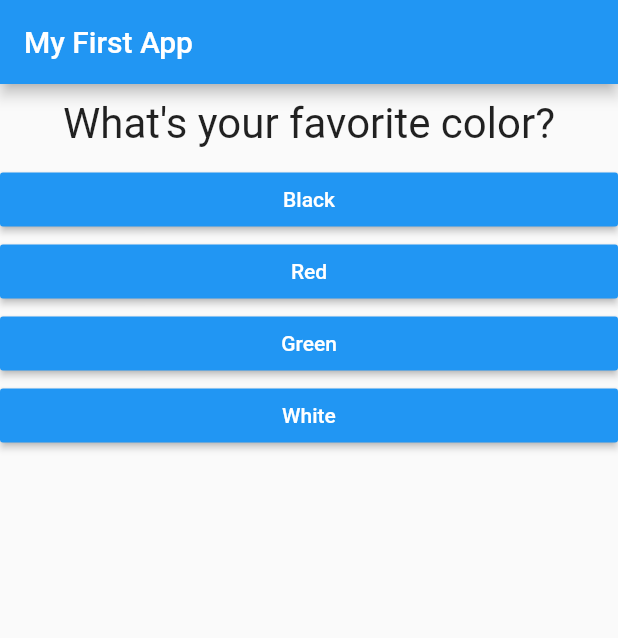
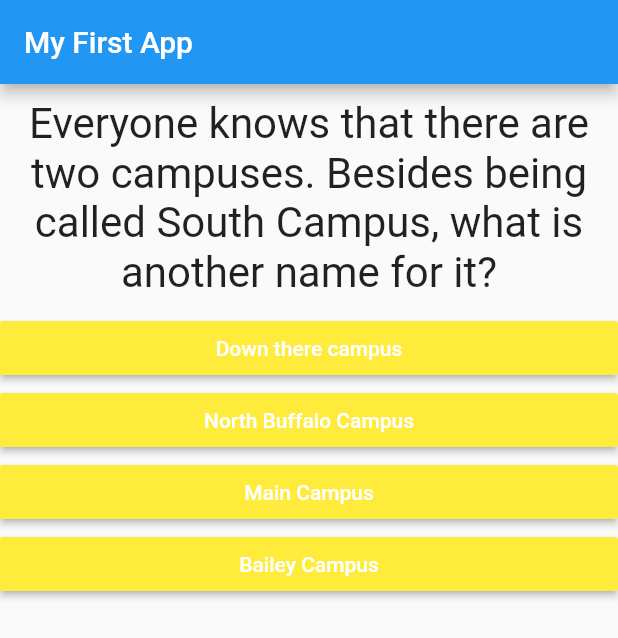
Before and after one commit to kotinos/quiz_app, a Flutter app: the screen it shows after launch, on a phone screen of 412 x 824 dp. Shown: the top 638 px of the screen. Run offline on Flutter 3.47's test engine with Material 2 defaults, Android fonts, the phone set to English and light mode, and no system bars.

Commit message:
Finished new question db.

```diff
--- a/quiz_app/lib/answer.dart
+++ b/quiz_app/lib/answer.dart
@@ -11,7 +11,7 @@ class Answer extends StatelessWidget {
     return Container(
       width: double.infinity,
       child: RaisedButton(
-        color: Colors.blue,
+        color: Colors.yellow,
         textColor: Colors.white,
         child: Text(answerText),
         onPressed: selectHandler,
--- a/quiz_app/lib/main.dart
+++ b/quiz_app/lib/main.dart
@@ -1,43 +1,146 @@
 import 'package:flutter/material.dart';
-import 'package:quiz_app/result.dart';
-import './question.dart';
-import './answer.dart';
+
 import './quiz.dart';
+import './result.dart';
+// void main() {
+//   runApp(MyApp());
+// }
 
 void main() => runApp(MyApp());
 
 class MyApp extends StatefulWidget {
   @override
   State<StatefulWidget> createState() {
+    // TODO: implement createState
     return _MyAppState();
   }
 }
 
 class _MyAppState extends State<MyApp> {
-  var _questionIndex = 0;
-
   final _questions = const [
     {
-      'questionText': 'What\'s your favorite color?',
-      'answers': ['Black', 'Red', 'Green', 'White'],
+      'questionText':
+          'Everyone knows that there are two campuses. Besides being called South Campus, what is another name for it?',
+      'answers': [
+        {'text': 'Down there campus', 'score': 0},
+        {'text': 'North Buffalo Campus', 'score': 0},
+        {'text': 'Main Campus', 'score': 1},
+        {'text': 'Bailey Campus', 'score': 0},
+      ],
     },
     {
-      'questionText': 'What\'s is your favorite animal?',
-      'answers': ['Rabbit', 'Dog', 'Cat', 'Fish'],
-    }
+      'questionText':
+          'In the 1990s, the main program which was on the South Campus was:',
+      'answers': [
+        {'text': 'Theatre', 'score': 0},
+        {'text': 'School of Medicine', 'score': 1},
+        {'text': 'Engineering', 'score': 0},
+        {'text': 'Sociology', 'score': 0},
+      ],
+    },
+    {
+      'questionText': 'The pillars at Lake LaSalle are from where?',
+      'answers': [
+        {'text': 'Greece', 'score': 0},
+        {'text': 'Washington, DC', 'score': 0},
+        {'text': 'Always been there', 'score': 0},
+        {'text': 'Old Federal Reserve', 'score': 1},
+      ],
+    },
+    {
+      'questionText': 'What is the name of the event which takes place every spring where volleyball is played in the mud?',
+      'answers': [
+        {'text': 'Spring Fest', 'score': 0},
+        {'text': 'Mud Fest', 'score': 0},
+        {'text': 'Volleybull Day', 'score': 0},
+        {'text': 'Ooz Fest', 'score': 1},
+      ],
+    },
+    {
+      'questionText': 'What controversial speaker offered to waive his usual speaking fee in order to give a talk to students in 2002?',
+      'answers': [
+        {'text': 'Bill Clinton', 'score': 1},
+        {'text': 'Marilyn Manson', 'score': 0},
+        {'text': 'Jerry Springer', 'score': 0},
+        {'text': 'Billy Graham', 'score': 0},
+      ],
+    },
+    {
+      'questionText':
+          'When it was built, how many theatres did the Center for the Arts have?',
+      'answers': [
+        {'text': '1', 'score': 0},
+        {'text': '6', 'score': 0},
+        {'text': '16', 'score': 0},
+        {'text': '4', 'score': 1},
+      ],
+    },
+    {
+      'questionText':
+          'The Undergraduate Library (commonly called the UGL) is the library geared towards undergrads. What is the library most of the grad students use?',
+      'answers': [
+        {'text': 'Health and Sciences Library', 'score': 0},
+        {'text': 'O\'Brien', 'score': 0},
+        {'text': 'Lockwood', 'score': 0},
+        {'text': 'Graduate Library', 'score': 1},
+      ],
+    },
+    {
+      'questionText':
+          ' Ellicott Residence Halls are commonly called:',
+      'answers': [
+        {'text': 'Eli', 'score': 0},
+        {'text': 'Dormworld', 'score': 0},
+        {'text': 'Legoland', 'score': 1},
+        {'text': 'The Cave', 'score': 0},
+      ],
+    },
+    {
+      'questionText':
+          'Which former President was also a former President of the University?',
+      'answers': [
+        {'text': 'Millard Fillmore', 'score': 1},
+        {'text': 'William McKinley', 'score': 0},
+        {'text': 'Grover Cleveland', 'score': 0},
+        {'text': 'George Bush', 'score': 0},
+      ],
+    },
   ];
+  var _questionIndex = 0;
+  var _totalScore = 0;
 
-  void _answerQuestion() {
+  void _resetQuiz() {
+    setState(() {
+      _questionIndex = 0;
+      _totalScore = 0;
+    });
+  }
+
+  void _answerQuestion(int score) {
+    // var aBool = true;
+    // aBool = false;
+
+    _totalScore += score;
+
     setState(() {
       _questionIndex = _questionIndex + 1;
     });
+    print(_questionIndex);
     if (_questionIndex < _questions.length) {
-      print('There are more questions');
+      print('We have more questions!');
+    } else {
+      print('No more questions!');
     }
   }
 
   @override
   Widget build(BuildContext context) {
+    // var dummy = const ['Hello'];
+    // dummy.add('Max');
+    // print(dummy);
+    // dummy = [];
+    // questions = []; // does not work if questions is a const
+
     return MaterialApp(
       home: Scaffold(
         appBar: AppBar(
@@ -47,8 +150,9 @@ class _MyAppState extends State<MyApp> {
             ? Quiz(
                 answerQuestion: _answerQuestion,
                 questionIndex: _questionIndex,
-                questions: _questions)
-            : Result(),
+                questions: _questions,
+              )
+            : Result(_totalScore, _resetQuiz),
       ),
     );
   }
--- a/quiz_app/lib/quiz.dart
+++ b/quiz_app/lib/quiz.dart
@@ -1,16 +1,18 @@
 import 'package:flutter/material.dart';
-import 'package:quiz_app/answer.dart';
-import 'package:quiz_app/question.dart';
+
+import './question.dart';
+import './answer.dart';
 
 class Quiz extends StatelessWidget {
   final List<Map<String, Object>> questions;
+  final int questionIndex;
   final Function answerQuestion;
-  final int questionIndex;
 
-  Quiz(
-      {@required this.questions,
-      @required this.answerQuestion,
-      @required this.questionIndex});
+  Quiz({
+    @required this.questions,
+    @required this.answerQuestion,
+    @required this.questionIndex,
+  });
 
   @override
   Widget build(BuildContext context) {
@@ -19,8 +21,8 @@ class Quiz extends StatelessWidget {
         Question(
           questions[questionIndex]['questionText'],
         ),
-        ...(questions[questionIndex]['answers'] as List<String>).map((answer) {
-          return Answer(answerQuestion, answer);
+        ...(questions[questionIndex]['answers'] as List<Map<String, Object>>).map((answer) {
+          return Answer(() => answerQuestion(answer['score']), answer['text']);
         }).toList()
       ],
     );
--- a/quiz_app/lib/result.dart
+++ b/quiz_app/lib/result.dart
@@ -1,8 +1,38 @@
 import 'package:flutter/material.dart';
 
 class Result extends StatelessWidget {
+  final int resultScore;
+  final Function resetHandler;
+
+  Result(this.resultScore, this.resetHandler);
+
+  String get resultPhrase {
+    String resultText;
+
+    resultText = "You scored " + resultScore.toString() + " out of 9";
+
+    return resultText;
+  }
+
   @override
   Widget build(BuildContext context) {
-    return Center(child: Text('You did it!'));
+    return Center(
+      child: Column(
+        children: <Widget>[
+          Text(
+            resultPhrase,
+            style: TextStyle(fontSize: 36, fontWeight: FontWeight.bold),
+            textAlign: TextAlign.center,
+          ),
+          FlatButton(
+            child: Text(
+              'Restart Quiz!',
+            ),
+            textColor: Colors.blue,
+            onPressed: resetHandler,
+          ),
+        ],
+      ),
+    );
   }
 }
```
